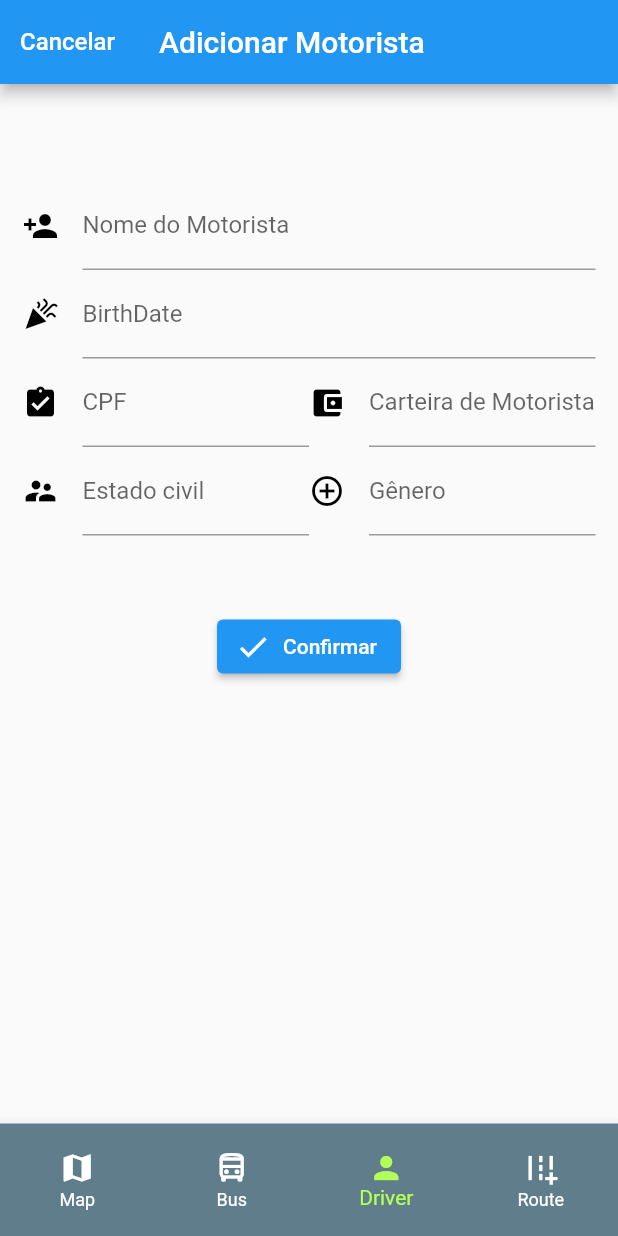
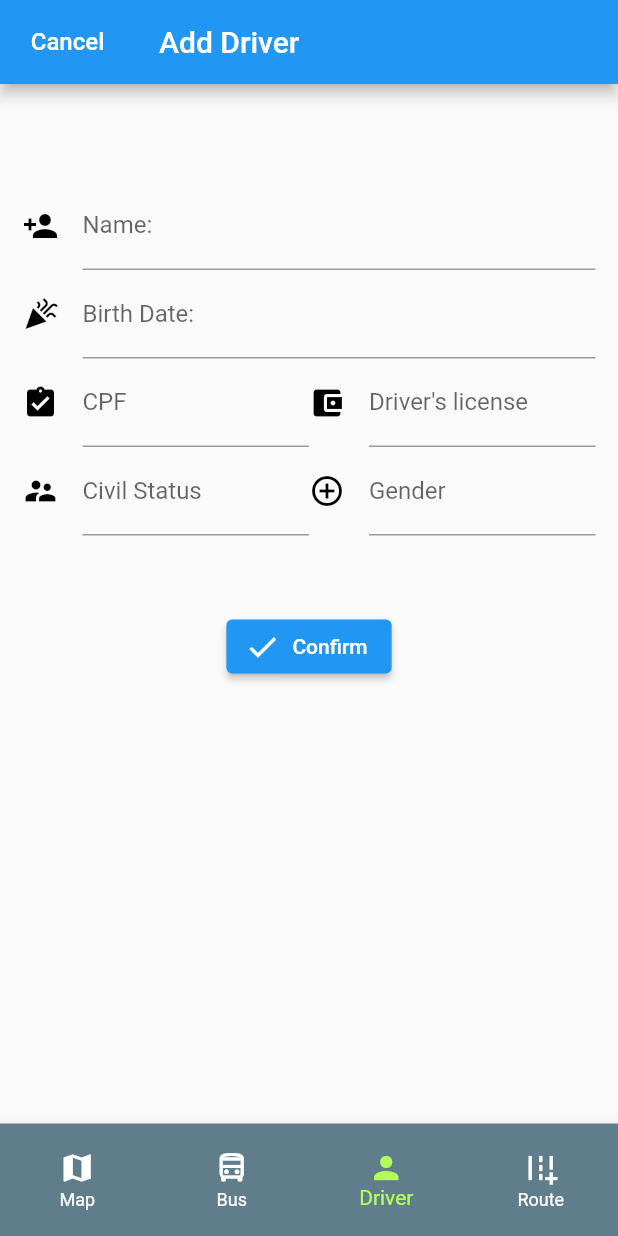
Before and after one commit to Maxteralex/onify, a Flutter app: the screen it shows after launch, item 3 of the bottom bar chosen, after a tap on the "add" icon, on a phone screen of 412 x 824 dp. Run offline on Flutter 3.47's test engine with Material 2 defaults, Android fonts, the phone set to English and light mode, and no system bars; our stand-ins replace geolocator, google_maps_flutter.

Commit message:
INTERNACIONALIZACAO E USER LOCATION

```diff
--- a/lib/create.driver.page.dart
+++ b/lib/create.driver.page.dart
@@ -3,6 +3,7 @@
 import 'package:flutter/cupertino.dart';
 import 'package:flutter/material.dart';
 import 'package:flutter/services.dart';
+import 'generated/l10n.dart';
 import 'model/driver.dart';
 
 
@@ -55,14 +56,14 @@ class _CreateDriverState extends State<CreateDriver> {
         resizeToAvoidBottomInset: false,
         appBar: AppBar(
           title: Text(
-            "Adicionar Motorista",
+            driver == null? S.of(context).addDriver: S.of(context).editDriver,
             style: TextStyle(color: Colors.white),
           ),
           leadingWidth: 90,
           leading: TextButton(
             onPressed: () => Navigator.pop(context),
             child: Text(
-              "Cancelar",
+              "${S.of(context).cancel}",
               style: TextStyle(color: Colors.white, fontSize: 16),
             ),
           ),
@@ -80,7 +81,7 @@ class _CreateDriverState extends State<CreateDriver> {
                     initialValue: driver == null ?  null : driver.name,
                     onSaved: (val) => name = val,
                     decoration: InputDecoration(
-                      labelText: 'Nome do Motorista',
+                      labelText: '${S.of(context).name}',
                       icon: Icon(
                         Icons.person_add,
                         color: Colors.black,
@@ -89,7 +90,7 @@ class _CreateDriverState extends State<CreateDriver> {
                     ),
                     keyboardType: TextInputType.text,
                     validator: (value) {
-                      if (value.isEmpty) return "Por favor o nome do motorista!";
+                      if (value.isEmpty) return "${S.of(context).nameNull}";
                       return null;
                     }),
                 GestureDetector(
@@ -102,7 +103,7 @@ class _CreateDriverState extends State<CreateDriver> {
                       controller: _dataNewDriver,
                       keyboardType: TextInputType.datetime,
                       decoration: InputDecoration(
-                        labelText: "BirthDate",
+                        labelText: "${S.of(context).birthDate}",
                         icon: Icon(
                           Icons.celebration,
                           color: Colors.black,
@@ -111,7 +112,7 @@ class _CreateDriverState extends State<CreateDriver> {
                       ),
                       validator: (value) {
                         if (value.isEmpty)
-                          return "Por favor insira sua data de Nascimento!";
+                          return "${S.of(context).birthNull}";
                         return null;
                       },
                     ),
@@ -124,7 +125,7 @@ class _CreateDriverState extends State<CreateDriver> {
                       initialValue: driver == null ? null : driver.cpf,
                       onSaved: (val) => cpf = val,
                       decoration: InputDecoration(
-                        labelText: 'CPF',
+                        labelText: '${S.of(context).cpf}',
                         icon: Icon(
                           Icons.assignment_turned_in,
                           color: Colors.black,
@@ -136,14 +137,14 @@ class _CreateDriverState extends State<CreateDriver> {
                         FilteringTextInputFormatter.allow(RegExp(r'[0-9]')),
                       ],
                       validator: (value) {
-                        if (value.isEmpty || value.length != 11) return " Seu CPF com 11 dígitos!";
+                        if (value.isEmpty || value.length != 11) return "${S.of(context).cpf}";
                         return null;
                       }),),
                     Expanded(child: TextFormField(
                         initialValue: driver == null ? null : driver.driversLicenseType,
                         onSaved: (val) => driversLicenseType = val ,
                         decoration: InputDecoration(
-                          labelText: 'Carteira de Motorista',
+                          labelText: '${S.of(context).driverLicense}',
                           icon: Icon(
                             Icons.account_balance_wallet,
                             color: Colors.black,
@@ -155,7 +156,7 @@ class _CreateDriverState extends State<CreateDriver> {
                           FilteringTextInputFormatter.allow(RegExp(r'^[A-F]$')),
                         ],
                         validator: (value) {
-                          if (value.length != 1) return "Sua carteira ex: 'A','D'...";
+                          if (value.length != 1) return "${S.of(context).licenseNull}";
                           return null;
                         }),),
                   ],
@@ -166,7 +167,7 @@ class _CreateDriverState extends State<CreateDriver> {
                       initialValue: driver == null ? null : driver.civilState,
                       onSaved: (val) => civilState = val,
                       decoration: InputDecoration(
-                        labelText: 'Estado civil',
+                        labelText: '${S.of(context).civilStatus}',
                         icon: Icon(
                           Icons.supervisor_account_sharp,
                           color: Colors.black,
@@ -175,14 +176,14 @@ class _CreateDriverState extends State<CreateDriver> {
                       ),
                       keyboardType: TextInputType.text,
                       validator: (value) {
-                        if (value.isEmpty) return "Seu estado civil!";
+                        if (value.isEmpty) return "${S.of(context).civilNull}";
                         return null;
                       }),),
                     Expanded(child: TextFormField(
                         initialValue: driver == null ? null : driver.sex,
                         onSaved: (val) => civilState = val,
                         decoration: InputDecoration(
-                          labelText: 'Gênero',
+                          labelText: '${S.of(context).gender}',
                           icon: Icon(
                             Icons.add_circle_outline_outlined,
                             color: Colors.black,
@@ -194,7 +195,7 @@ class _CreateDriverState extends State<CreateDriver> {
                           FilteringTextInputFormatter.allow(RegExp(r'^[MFO]$')),
                         ],
                         validator: (value) {
-                          if (value.isEmpty) return "Seu genero. Ex: 'M' ou 'F'!";
+                          if (value.isEmpty) return "${S.of(context).genderNull}";
                           return null;
                         }),),
                   ],
@@ -205,7 +206,7 @@ class _CreateDriverState extends State<CreateDriver> {
                 Center(
                   child: ElevatedButton.icon(
                     onPressed: _salvarForm,
-                    label: Text('Confirmar'),
+                    label: Text('${S.of(context).confirm}'),
                     icon: Icon(Icons.check),
                   ),
                 )
--- a/lib/driver.page.dart
+++ b/lib/driver.page.dart
@@ -1,8 +1,10 @@
 import 'package:flutter/cupertino.dart';
 import 'package:flutter/material.dart';
+import 'package:flutter_localizations/flutter_localizations.dart';
 import 'create.driver.page.dart';
 import 'package:intl/intl.dart';
 
+import 'generated/l10n.dart';
 import 'model/driver.dart';
 
 class DriverPage extends StatefulWidget {
@@ -16,6 +18,13 @@ class _HomeState extends State<DriverPage> {
   Widget build(BuildContext context) {
     return MaterialApp(
       title: 'Driver',
+        supportedLocales: S.delegate.supportedLocales,
+        localizationsDelegates: [
+          S.delegate,
+          GlobalMaterialLocalizations.delegate,
+          GlobalCupertinoLocalizations.delegate,
+          GlobalWidgetsLocalizations.delegate,
+        ],
       home: MyHomePage(title: 'Lista de Motoristas'),
     );
   }
@@ -79,7 +88,7 @@ class _MyHomePageState extends State<MyHomePage> {
         centerTitle: true,
         textTheme: TextTheme(headline1: TextStyle(fontSize: 42.0, fontWeight: FontWeight.bold),
           headline6: TextStyle(fontStyle: FontStyle.normal, fontSize: 35, fontWeight: FontWeight.bold, fontFamily: 'Cinzel'),),
-        title: Text(widget.title),
+        title: Text(S.of(context).driverTitle),
       ),
       body: Container(
           child: ListView.builder(
@@ -91,11 +100,11 @@ class _MyHomePageState extends State<MyHomePage> {
                     trailing: Icon(Icons.arrow_forward_ios),
                     title: Text(
 
-                      'Nome:\t${drivers[index].name}',
+                      '${S.of(context).name}\t${drivers[index].name}',
                       style: TextStyle(fontStyle: FontStyle.normal, fontSize: 23, fontWeight: FontWeight.normal, fontFamily: 'PatrickHand'),
                     ),
                     subtitle:
-                    Text('Aniversário:\t' + DateFormat('dd/MM/yyyy').format(drivers[index].birthDate),
+                    Text('${S.of(context).birthDate}\t' + DateFormat('dd/MM/yyyy').format(drivers[index].birthDate),
                       style: TextStyle(fontStyle: FontStyle.normal, fontSize: 16, fontWeight: FontWeight.normal, fontFamily: 'PatrickHand'),
                     ),
                     isThreeLine: true,
@@ -112,7 +121,6 @@ class _MyHomePageState extends State<MyHomePage> {
                     } else {
                       setState(() {
                         _waitingEditDriver(context, CreateDriver(),index);
-                        print('edit não foi feito ainda');
                       });
                     }
                   },
@@ -127,7 +135,7 @@ class _MyHomePageState extends State<MyHomePage> {
   }
 }
 
-// Arrastar para a direita para Editar o Usuario (Não IMPLEMENTADO - Apenas visual)
+// Arrastar para a direita para Editar o Usuario
 Widget scrollRightBackground() {
   return Container(
     color: Colors.green,
--- /dev/null
+++ b/lib/l10n/intl_en.arb
@@ -0,0 +1,42 @@
+{
+  "busTitle":"Bus List",
+  "plate":"Plate",
+  "routeBelongs": "the bus belongs to the route",
+  "edit": "Edit",
+  "remove": "Remove",
+  "routeNumber": "Route Number",
+  "brand": "Brand",
+  "createBus": "Create Bus",
+  "editBus": "Edit Bus",
+  "plateNull": "Please add your plate!",
+  "branchNull": "Please add your vehicle branch!",
+  "routeNull": "Please add your vehicle route!",
+  "confirm": "Confirm",
+
+  "cancel": "Cancel",
+  "driverTitle": "Driver's List",
+  "name": "Name:",
+  "birthDate": "Birth Date:",
+  "cpf": "CPF",
+  "civilStatus": "Civil Status",
+  "gender": "Gender",
+  "driverLicense": "Driver's license",
+  "addDriver": "Add Driver",
+  "editDriver": "Edit Driver",
+  "nameNull": "Please enter the driver's name!" ,
+  "birthNull":"Please enter date of birth!" ,
+  "cpfNull":"Please enter the cpf!" ,
+  "licenseNull":"Please enter marital status!" ,
+  "civilNull":"Please insert your driver's license!" ,
+  "genderNull":"Please enter the gender!",
+
+  "routeName": "Route Name:",
+  "routeTitle": "Route List"
+
+
+
+
+
+
+
+}
--- /dev/null
+++ b/lib/l10n/intl_pt.arb
@@ -0,0 +1,35 @@
+{
+  "title":"Lista de Ônibus",
+  "plate":"Placa:",
+  "routeBelongs": "O ônibus pertence a rota:",
+  "edit": "Editar",
+  "remove": "Remover",
+  "routeName": "Numero de rota",
+  "brand": "Marca",
+  "createBus": "Adicionar Ônibus",
+  "editBus": "Editar Ônibus",
+  "plateNull": "Por favor adicionar a placa!",
+  "branchNull": "Por favor adicionar a marca!",
+  "routeNull": "Por favor adicionar a rota!",
+  "confirm": "Confirmar",
+
+  "cancel": "Cancelar",
+  "driverTitle": "Lista de Motoristas:",
+  "name": "Nome:",
+  "data de nascimento": "Data de nascimento:",
+  "cpf": "CPF",
+  "civilStatus": "Civil Status",
+  "gender": "Gênero",
+  "driverLicense": "Carteira de habilitação",
+  "addDriver": "Adicionar Driver",
+  "editDriver": "Editar Driver",
+  "nameNull": "Por favor, digite o nome do motorista!" ,
+  "birthNull": "Por favor, insira a data de nascimento!" ,
+  "cpfNull": "Por favor, insira o cpf!" ,
+  "licenseNull": "Por favor, informe o estado civil!" ,
+  "civilNull": "Por favor, insira a carteira de motorista!" ,
+  "genderNull": "Por favor, digite o gênero!",
+
+  "routeName": "Route Name:",
+  "routeTitle": "Lista de rotas"
+}
--- a/lib/map.page.dart
+++ b/lib/map.page.dart
@@ -2,6 +2,9 @@ import 'package:flutter/material.dart';
 import 'package:google_maps_flutter/google_maps_flutter.dart';
 import 'package:provider/provider.dart';
 import 'model/bus.stop.dart';
+import 'package:geolocator/geolocator.dart';
+
+
 
 class MapPage extends StatefulWidget {
   @override
@@ -17,10 +20,20 @@ class _MapPageState extends State<MapPage> {
   double lat = -22.899153475969282;
   double long = -43.107521571547025;
 
+
   void setSavedMarkers(Set<Marker> markers) {
     /* Resgata os markers guardados e os
        coloca no set de markers salvos */
     savedMarkers = markers;
+  }
+
+  void _getCurrentLocation() async{
+
+    final position = await Geolocator.getCurrentPosition(desiredAccuracy: LocationAccuracy.high);
+    print(position);
+    position != null ? lat = position.latitude : lat = -22.899153475969282;
+    position != null ? long = position.longitude : long = -43.107521571547025;
+    mapWidget();
   }
 
   void _onMapCreated(GoogleMapController controller) {
@@ -46,9 +59,9 @@ class _MapPageState extends State<MapPage> {
         },
         initialCameraPosition: CameraPosition(
           target: LatLng(lat, long),
-          zoom: 11.0,
+          zoom: lat != -22.899153475969282 ? 14.0 : 11.0 ,
         ),
-        markers: savedMarkers.union(tempMarker),
+      markers: savedMarkers.union(tempMarker),
     );
   }
 
@@ -134,6 +147,7 @@ class _MapPageState extends State<MapPage> {
                     children: [
                       mapButton(saveMarker, Icon(Icons.add_location), Colors.green),
                       mapButton(removeSavedMarker, Icon(Icons.wrong_location), Colors.red),
+                      mapButton(_getCurrentLocation, Icon(Icons.gps_fixed), Colors.black)
                     ],
                   )),
             )
```
Also changed, not shown: lib/bus.page.dart (+23 -13 lines), lib/create.bus.page.dart (+13 -10 lines), lib/l10n/intl_br.arb (added, +7 -0 lines), lib/l10n/intl_es.arb (added, +35 -0 lines), pubspec.yaml (+8 -0 lines), lib/generated/intl/messages_all.dart (added), lib/generated/intl/messages_br.dart (added), lib/generated/intl/messages_en.dart (added), lib/generated/intl/messages_es.dart (added), lib/generated/intl/messages_pt.dart (added), lib/generated/l10n.dart (added), pubspec.lock, 4 other files.
